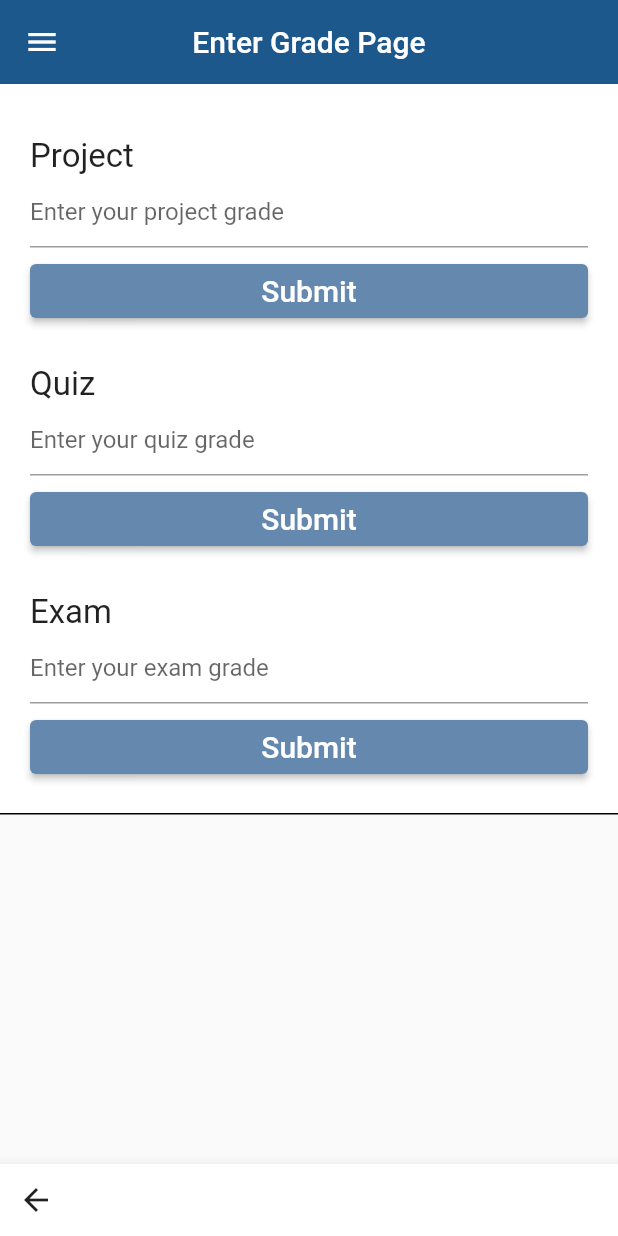
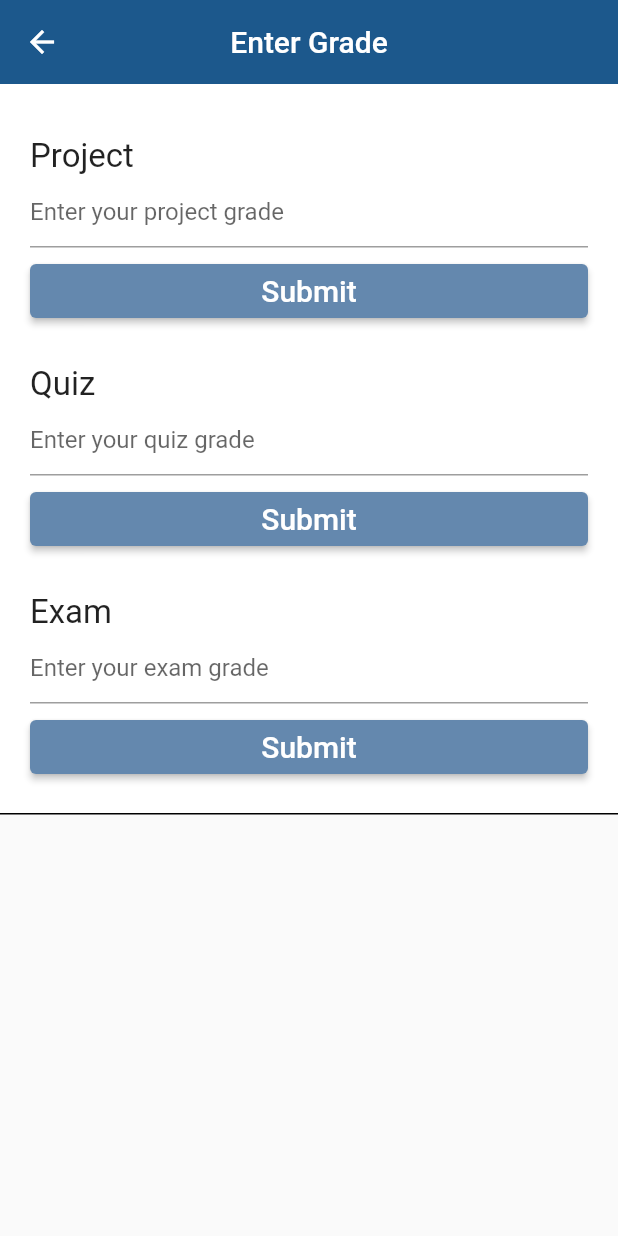
Before and after one commit to battletech45/Minerva, a Flutter app: the TeacherGradePage screen opened directly, on a phone screen of 412 x 824 dp. Run offline on Flutter 3.47's test engine with Material 2 defaults, Android fonts, the phone set to English and light mode, and no system bars; our stand-ins replace animated_splash_screen, cloud_firestore, dropdown_button2, file_picker, firebase_auth, firebase_core and 4 more; missing offline and left inert: flutter_survey; accounts and stored records are empty.

Commit message:
refactored codes

```diff
--- a/lib/View/TeacherView/GradesView/TeacherGradePage.dart
+++ b/lib/View/TeacherView/GradesView/TeacherGradePage.dart
@@ -39,14 +39,16 @@ class _TeacherGradePageState extends State<TeacherGradePage> {
 
   @override
   Widget build(BuildContext context) {
-    String studentID = widget.studentID;
     return Scaffold(
       appBar: AppBar(
         centerTitle: true,
-        title: Text('Enter Grade Page'),
+        title: Text('Enter Grade'),
         elevation: 0.0,
         automaticallyImplyLeading: true,
         backgroundColor: PageColors.mainColor,
+        leading: IconButton(
+          icon: Icon(Icons.arrow_back), onPressed: () {Navigator.pop(context);},
+        ),
       ),
       body: SingleChildScrollView(
         child: Container(
@@ -87,7 +89,7 @@ class _TeacherGradePageState extends State<TeacherGradePage> {
                   onPressed: () {
                     if (_formKey.currentState!.validate()) {
                       _formKey.currentState!.save();
-                      _gradeTask(studentID, 'English', 'project',
+                      _gradeTask(widget.studentID, 'English', 'project',
                           _homeworkController!.text);
                     }
                   },
@@ -125,7 +127,7 @@ class _TeacherGradePageState extends State<TeacherGradePage> {
                     if (_formKey.currentState!.validate()) {
                       _formKey.currentState!.save();
                       _gradeTask(
-                          studentID, 'English', 'quiz', _quizController!.text);
+                          widget.studentID, 'English', 'quiz', _quizController!.text);
                     }
                   },
                   child: Text(
@@ -162,7 +164,7 @@ class _TeacherGradePageState extends State<TeacherGradePage> {
                     if (_formKey.currentState!.validate()) {
                       _formKey.currentState!.save();
                       _gradeTask(
-                          studentID, 'English', 'exam', _examController!.text);
+                          widget.studentID, 'English', 'exam', _examController!.text);
                     }
                   },
                   child: Text(
@@ -175,26 +177,11 @@ class _TeacherGradePageState extends State<TeacherGradePage> {
           ),
         ),
       ),
-      bottomNavigationBar: BottomAppBar(
-        child: Row(
-          mainAxisAlignment: MainAxisAlignment.start,
-          children: <Widget>[
-            IconButton(
-              icon: Icon(Icons.arrow_back),
-              onPressed: () {
-                //Navigator pop çalışmıyor.
-                Navigator.pop(context);
-                },
-            )
-          ],
-        ),
-      ),
       drawer: customDrawer(),
     );
   }
 
-  void _gradeTask(String studentID, String courseName, String gradeType,
-      String grade) async {
+  void _gradeTask(String studentID, String courseName, String gradeType, String grade) async {
     try {
       await FirebaseFunctions()
           .gradeTask(studentID, courseName, gradeType, grade);
```
Also changed, not shown: lib/View/TeacherView/GradesView/TeacherGradeStudentList.dart (+0 -15 lines).
